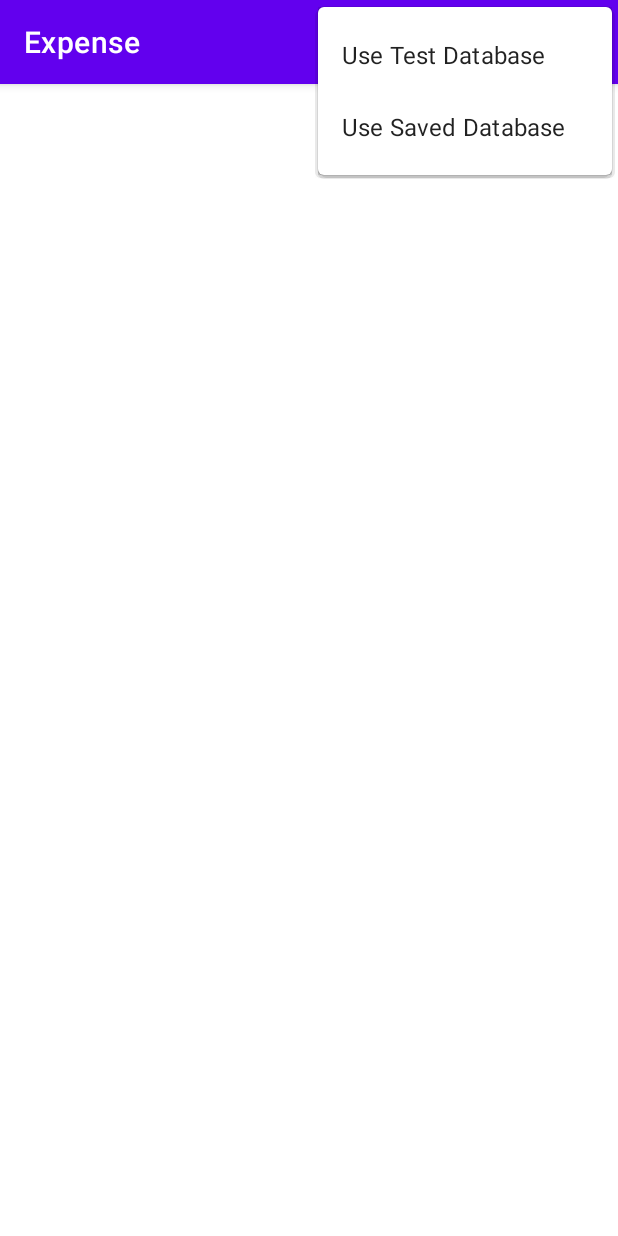
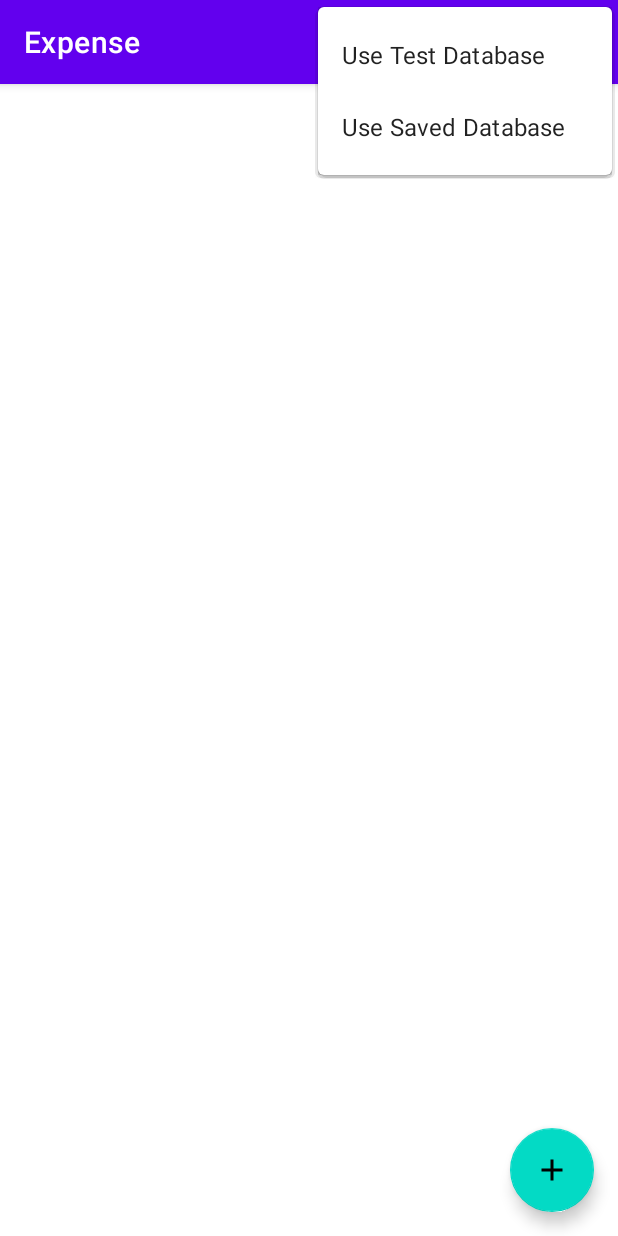
Before and after one commit to michalrzak/UNIVIE_SE2_Project, an Android app: the screen it shows after launch (AccountListActivity), with the options menu open, on a phone screen of 412 x 824 dp. Run offline under Robolectric (Android 15) with nearby library versions, the phone set to English and light mode, and no system bars; our stand-ins replace Room's generated code; 2 statements that could not run were skipped.

Commit message:
added new account activity

```diff
--- a/app/src/main/AndroidManifest.xml
+++ b/app/src/main/AndroidManifest.xml
@@ -3,13 +3,17 @@
     package="org.clemy.androidapps.expense">
 
     <application
+        android:name=".MainApplication"
         android:allowBackup="true"
         android:icon="@mipmap/ic_launcher"
         android:label="@string/app_name"
         android:roundIcon="@mipmap/ic_launcher_round"
         android:supportsRtl="true"
-        android:name="org.clemy.androidapps.expense.MainApplication"
         android:theme="@style/Theme.Expense">
+        <activity
+            android:name=".ui.NewAccountActivity"
+            android:parentActivityName=".ui.AccountListActivity"
+            android:exported="true" />
         <activity
             android:name=".ui.AccountListActivity"
             android:exported="true">
--- a/app/src/main/java/org/clemy/androidapps/expense/database/Repository.java
+++ b/app/src/main/java/org/clemy/androidapps/expense/database/Repository.java
@@ -15,7 +15,6 @@ public class Repository {
     private static final int NUMBER_OF_THREADS = 4;
     private static final Repository INSTANCE = new Repository();
 
-    // consider Strategy pattern for switching DB implementation
     private final ExecutorService executor =
             Executors.newFixedThreadPool(NUMBER_OF_THREADS);
     private Db db;
--- a/app/src/main/java/org/clemy/androidapps/expense/database/RoomDb.java
+++ b/app/src/main/java/org/clemy/androidapps/expense/database/RoomDb.java
@@ -18,7 +18,7 @@ public class RoomDb implements Db {
 
     public RoomDb() {
         ExpenseRoomDatabase db = Room.databaseBuilder(AppContextStore.getContext(),
-                ExpenseRoomDatabase.class, "expense-db-v002").build();
+                ExpenseRoomDatabase.class, "expense-db-v003").build();
         accountDao = db.accountDao();
     }
 
--- a/app/src/main/java/org/clemy/androidapps/expense/ui/AccountListActivity.java
+++ b/app/src/main/java/org/clemy/androidapps/expense/ui/AccountListActivity.java
@@ -1,5 +1,6 @@
 package org.clemy.androidapps.expense.ui;
 
+import android.content.Intent;
 import android.os.Bundle;
 import android.util.Log;
 import android.view.Menu;
@@ -7,8 +8,11 @@ import android.view.MenuItem;
 
 import androidx.annotation.NonNull;
 import androidx.appcompat.app.AppCompatActivity;
+import androidx.recyclerview.widget.DividerItemDecoration;
 import androidx.recyclerview.widget.LinearLayoutManager;
 import androidx.recyclerview.widget.RecyclerView;
+
+import com.google.android.material.floatingactionbutton.FloatingActionButton;
 
 import org.clemy.androidapps.expense.R;
 import org.clemy.androidapps.expense.database.MemoryDb;
@@ -32,6 +36,8 @@ public class AccountListActivity extends AppCompatActivity {
 
         RecyclerView list = findViewById(R.id.account_list);
         list.setLayoutManager(new LinearLayoutManager(this));
+        list.addItemDecoration(new DividerItemDecoration(this,
+                DividerItemDecoration.VERTICAL));
         AccountListAdapter adapter = new AccountListAdapter();
 
         Repository repository = Repository.getInstance();
@@ -39,17 +45,12 @@ public class AccountListActivity extends AppCompatActivity {
         final ChangingDataWithLifecycle<AccountList> accountsData =
                 new ChangingDataWithLifecycle<>(repository.getAccounts(), getLifecycle());
         accountsData.observe(data -> adapter.submitList(data.getAccountList()));
-        final Timer timer = new Timer(true);
-        timer.schedule(new TimerTask() {
-            @Override
-            public void run() {
-                Log.d(TAG, "Timer");
-                repository.addAccount(new Account("newNew", AccountType.BANK));
-                //timer.cancel();
-            }
-        }, 3000, 3000);
+             list.setAdapter(adapter);
 
-        list.setAdapter(adapter);
+        findViewById(R.id.floating_button).setOnClickListener(view -> {
+            Intent intent = new Intent(AccountListActivity.this, NewAccountActivity.class);
+            startActivity(intent);
+        });
     }
 
     @Override
--- a/app/src/main/java/org/clemy/androidapps/expense/utils/ChangingData.java
+++ b/app/src/main/java/org/clemy/androidapps/expense/utils/ChangingData.java
@@ -2,6 +2,7 @@ package org.clemy.androidapps.expense.utils;
 
 import androidx.annotation.NonNull;
 
+// Observer Pattern: notifies observer if data changes
 public interface ChangingData<T> {
     public interface Observer<TObserve> {
         public void changed(TObserve data);
--- a/app/src/main/java/org/clemy/androidapps/expense/utils/ChangingDataDecorator.java
+++ b/app/src/main/java/org/clemy/androidapps/expense/utils/ChangingDataDecorator.java
@@ -2,7 +2,7 @@ package org.clemy.androidapps.expense.utils;
 
 import androidx.annotation.NonNull;
 
-// using a decorator pattern as it is possible that there are multiple
+// Decorator Pattern: it is possible that there are multiple
 // features which can be added to this class
 abstract class ChangingDataDecorator<T> implements ChangingData<T> {
     @NonNull
--- /dev/null
+++ b/app/src/main/res/drawable/ic_baseline_add_24.xml
@@ -0,0 +1,10 @@
+<vector xmlns:android="http://schemas.android.com/apk/res/android"
+    android:width="24dp"
+    android:height="24dp"
+    android:viewportWidth="24"
+    android:viewportHeight="24"
+    android:tint="?attr/colorControlNormal">
+  <path
+      android:fillColor="@android:color/white"
+      android:pathData="M19,13h-6v6h-2v-6H5v-2h6V5h2v6h6v2z"/>
+</vector>
--- a/app/src/main/res/layout/activity_account_list.xml
+++ b/app/src/main/res/layout/activity_account_list.xml
@@ -10,4 +10,14 @@
         android:id="@+id/account_list"
         android:layout_width="match_parent"
         android:layout_height="match_parent" />
+
+    <com.google.android.material.floatingactionbutton.FloatingActionButton
+        android:id="@+id/floating_button"
+        app:layout_constraintBottom_toBottomOf="parent"
+        app:layout_constraintEnd_toEndOf="parent"
+        android:layout_width="wrap_content"
+        android:layout_height="wrap_content"
+        android:layout_margin="16dp"
+        android:contentDescription="@string/add_account"
+        app:srcCompat="@drawable/ic_baseline_add_24"/>
 </androidx.constraintlayout.widget.ConstraintLayout>
--- a/app/src/main/res/layout/listitem_account.xml
+++ b/app/src/main/res/layout/listitem_account.xml
@@ -8,5 +8,6 @@
         android:id="@+id/description"
         android:layout_width="wrap_content"
         android:layout_height="wrap_content"
-        android:text="TextView" />
+        android:text="TextView"
+        android:textSize="24sp" />
 </androidx.constraintlayout.widget.ConstraintLayout>
--- /dev/null
+++ b/app/src/main/res/values/dimens.xml
@@ -0,0 +1,4 @@
+<?xml version="1.0" encoding="utf-8"?>
+<resources>
+    <dimen name="big_padding">16dp</dimen>
+</resources>
--- a/app/src/main/res/values/strings.xml
+++ b/app/src/main/res/values/strings.xml
@@ -2,4 +2,7 @@
     <string name="app_name">Expense</string>
     <string name="use_test_database">Use Test Database</string>
     <string name="use_saved_database">Use Saved Database</string>
+    <string name="account_name">Account Name..</string>
+    <string name="create">Create</string>
+    <string name="add_account">Add Account</string>
 </resources>
```
Also changed, not shown: app/src/main/java/org/clemy/androidapps/expense/ui/NewAccountActivity.java (added, +32 -0 lines), app/src/main/res/layout/activity_new_account.xml (added, +24 -0 lines).
